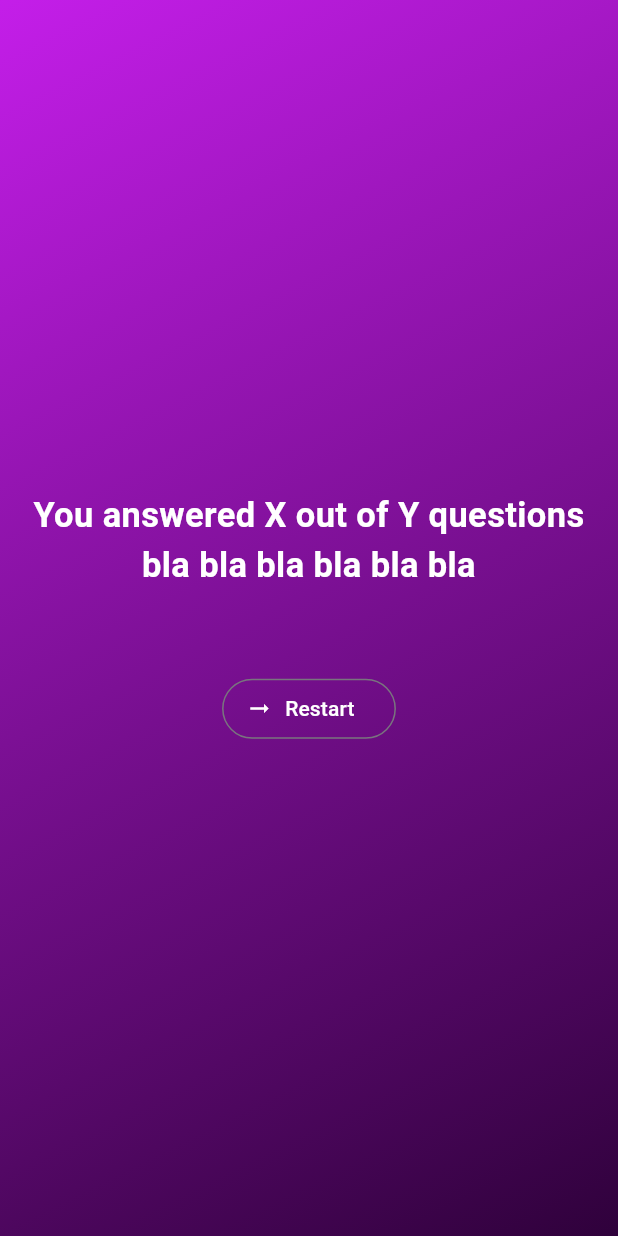
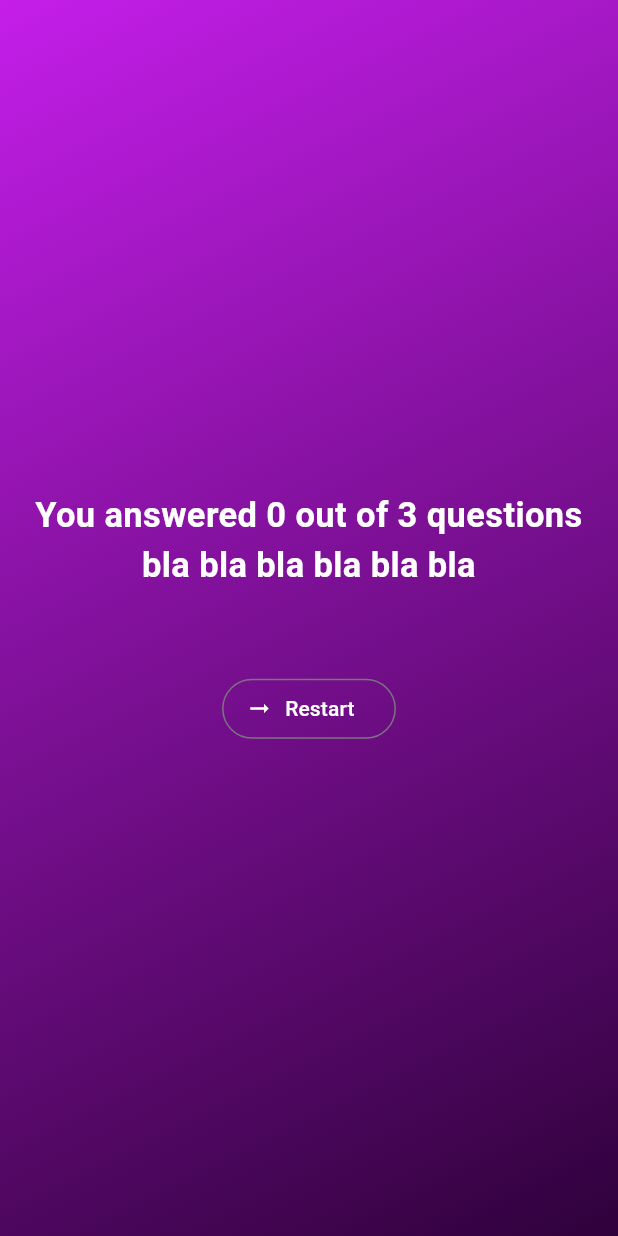
Before and after one commit to Owoeye1321/rocket-auto-app, a Flutter app: the ResultScreen widget shown alone on an empty page, opened directly with empty values, on a phone screen of 412 x 824 dp. Run offline on Flutter 3.47's test engine with Material 3 defaults, Android fonts, the phone set to English and light mode, and no system bars; our stand-ins replace google_fonts; Roboto replaces fonts that are missing (Gupter).

Commit message:
oh tryna dig som

```diff
--- a/lib/pages/result_screen.dart
+++ b/lib/pages/result_screen.dart
@@ -12,11 +12,13 @@ import '../utilities/colors.dart';
 
 class ResultScreen extends StatelessWidget {
   final List<String> choosenAnswers;
-  const ResultScreen(this.choosenAnswers, {super.key});
-
+  ResultScreen(this.choosenAnswers, {super.key});
+  int score = 0;
+  int total_question = question.length;
   List<Map<String, Object>> getSummary() {
     final List<Map<String, Object>> summary = [];
     QuizQuestions currentItem;
+
     for (var i = 0; i < choosenAnswers.length; i++) {
       summary.add({
         "question_index": i,
@@ -30,6 +32,10 @@ class ResultScreen extends StatelessWidget {
 
   @override
   Widget build(BuildContext context) {
+    final summaryData = getSummary();
+    final totalCorrectAnswer = summaryData.where((each) {
+      return true;
+    });
     return Container(
         decoration: BoxDecoration(
           gradient: LinearGradient(
@@ -44,7 +50,7 @@ class ResultScreen extends StatelessWidget {
           crossAxisAlignment: CrossAxisAlignment.center,
           children: [
             Text(
-              "You answered X out of Y questions bla bla bla bla bla bla",
+              "You answered $score out of $total_question questions bla bla bla bla bla bla",
               style: GoogleFonts.gupter(
                 color: Colors.white,
                 fontSize: 23,
@@ -55,7 +61,7 @@ class ResultScreen extends StatelessWidget {
             SizedBox(
               height: 30,
             ),
-            QuestionSummary(getSummary()),
+            QuestionSummary(summaryData),
             SizedBox(height: 25),
             OutlinedButton.icon(
               style: OutlinedButton.styleFrom(
```
